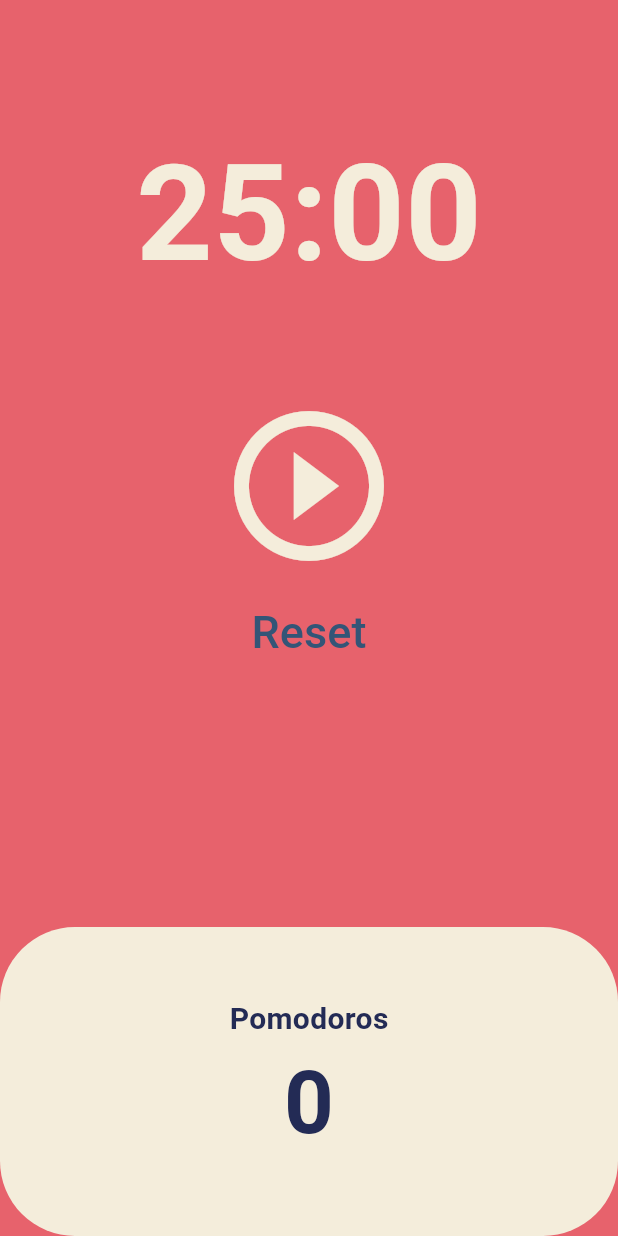
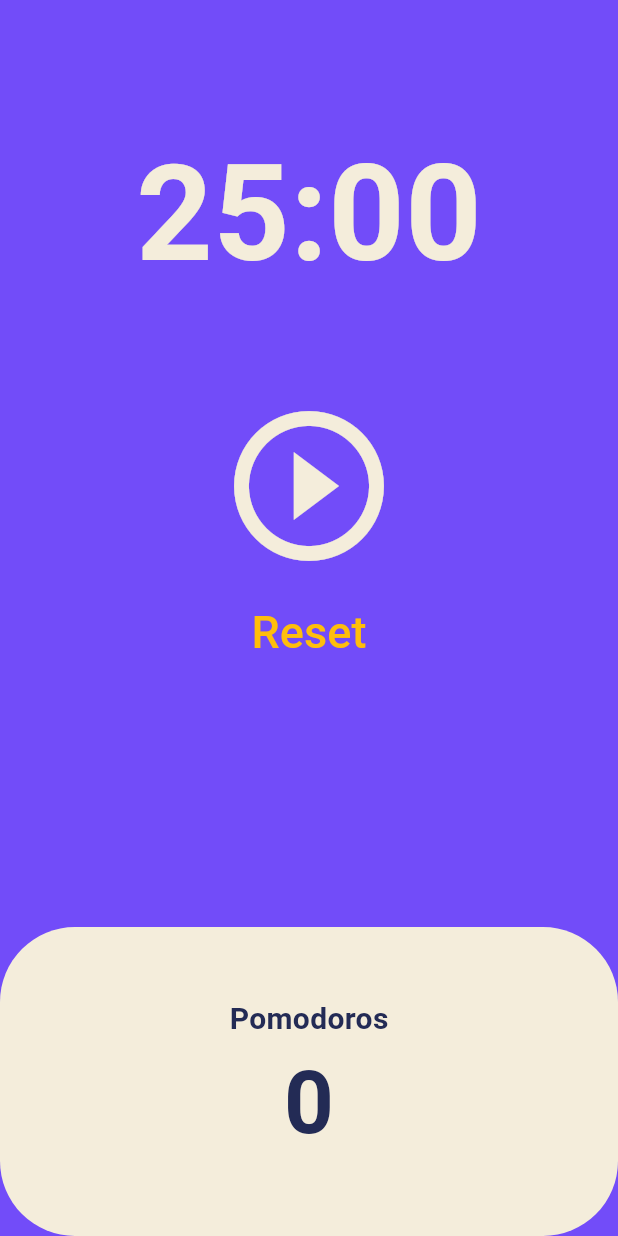
Before and after one commit to dmm-asmong/flutter_pomodoro, a Flutter app: the screen it shows after launch, on a phone screen of 412 x 824 dp. Run offline on Flutter 3.47's test engine with Material 3 defaults, Android fonts, the phone set to English and light mode, and no system bars.

Commit message:
fix: 컬러수정

```diff
--- a/lib/main.dart
+++ b/lib/main.dart
@@ -16,7 +16,7 @@ class MyApp extends StatelessWidget {
       title: 'Flutter Demo',
       theme: ThemeData(
         colorScheme: ColorScheme.fromSwatch(
-          backgroundColor: const Color(0xFFE7626C),
+          backgroundColor: const Color(0xff724cf9),
         ),
         textTheme: const TextTheme(
           displayLarge: TextStyle(
--- a/lib/screens/home_screen.dart
+++ b/lib/screens/home_screen.dart
@@ -63,6 +63,7 @@ class _HomeScreenState extends State<HomeScreen> {
   @override
   Widget build(BuildContext context) {
     return Scaffold(
+      // appBar: AppBar(title: Text('오늘의 집중시간'),),
       backgroundColor: Theme.of(context).colorScheme.background,
       body: Column(
         children: [ //flexible로 공간확보
@@ -110,7 +111,7 @@ class _HomeScreenState extends State<HomeScreen> {
                         'Reset',
                         style: TextStyle(
                           fontSize: 30,
-                          color: Color(0xff335577),
+                          color: Color(0xffffbe0b),
                         ),
                       )),
                 ],
@@ -136,7 +137,7 @@ class _HomeScreenState extends State<HomeScreen> {
                             fontSize: 20,
                             fontWeight: FontWeight.w600,
                             color:
-                                Theme.of(context).textTheme.displayLarge!.color,
+                            Theme.of(context).textTheme.displayLarge!.color,
                           ),
                         ),
                         Text(
@@ -145,7 +146,7 @@ class _HomeScreenState extends State<HomeScreen> {
                             fontSize: 58,
                             fontWeight: FontWeight.w600,
                             color:
-                                Theme.of(context).textTheme.displayLarge!.color,
+                            Theme.of(context).textTheme.displayLarge!.color,
                           ),
                         ),
                       ],
--- a/pubspec.yaml
+++ b/pubspec.yaml
@@ -36,6 +36,7 @@ dependencies:
   # Use with the CupertinoIcons class for iOS style icons.
   cupertino_icons: ^1.0.6
   audioplayers: ^6.0.0
+  circular_countdown_timer: ^0.2.3
 
 dev_dependencies:
   flutter_test:
```
Also changed, not shown: pubspec.lock, 1 other file.
